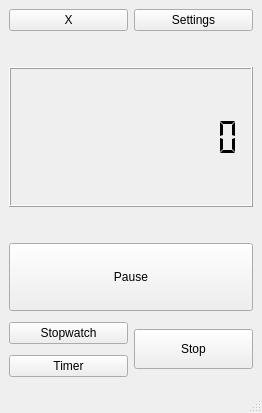
Qt form QStopwatch/forms/mainwindow.ui (baraa-almasri/Qt) before a commit.
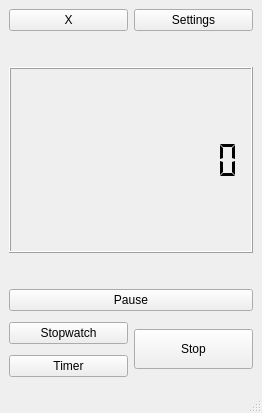
The same form after that commit.

Commit message: added volume slider

What changed in the file:
```diff
--- a/QStopwatch/forms/mainwindow.ui
+++ b/QStopwatch/forms/mainwindow.ui
@@ -92,10 +92,13 @@
     </item>
     <item row="5" column="0">
      <layout class="QVBoxLayout" name="verticalLayout">
+      <property name="sizeConstraint">
+       <enum>QLayout::SetMaximumSize</enum>
+      </property>
       <item>
        <widget class="QPushButton" name="pauseTimer">
         <property name="sizePolicy">
-         <sizepolicy hsizetype="Minimum" vsizetype="Minimum">
+         <sizepolicy hsizetype="Minimum" vsizetype="Maximum">
           <horstretch>0</horstretch>
           <verstretch>0</verstretch>
          </sizepolicy>
```
The commit also changes 7 other files.
